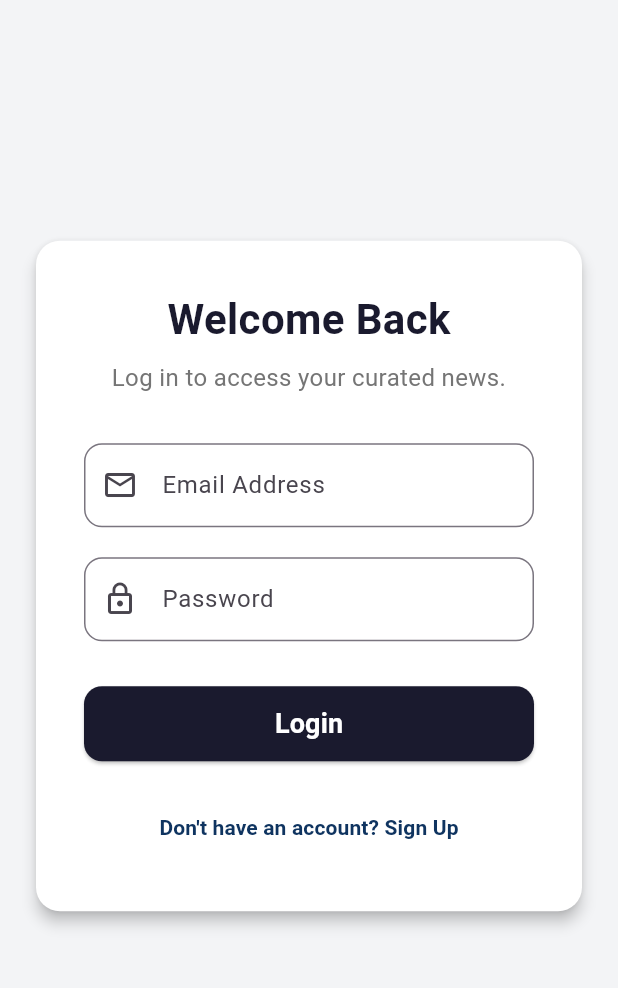
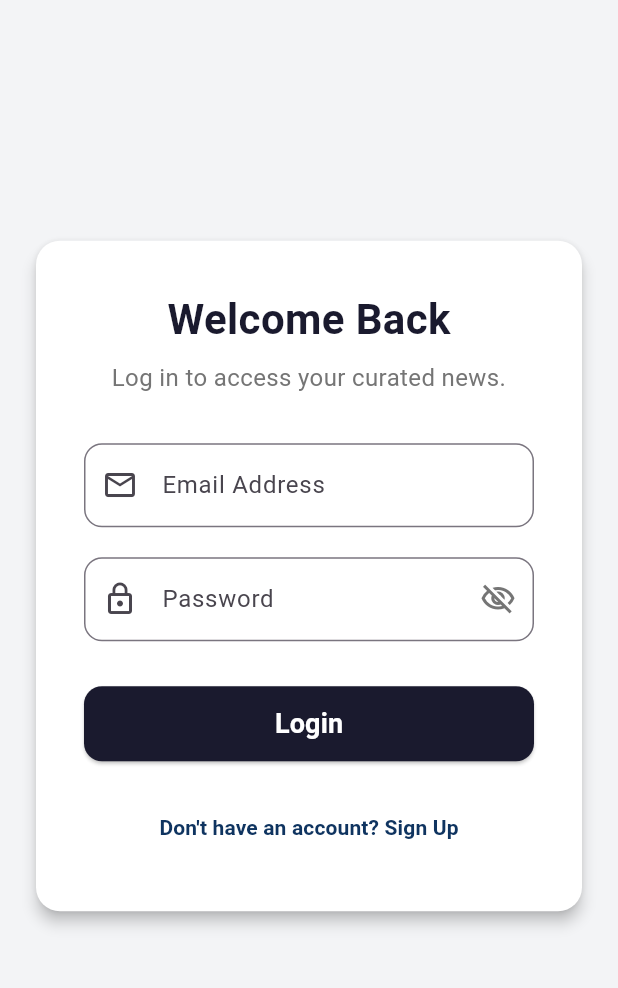
Before and after one commit to Nishiv15/news_feed, a Flutter app: the screen it shows after launch, after a tap on "Login / Signup", on a phone screen of 412 x 824 dp, the part 84-1072 px from its top. Run offline on Flutter 3.47's test engine with Material 3 defaults, Android fonts, the phone set to English and light mode, and no system bars; our stand-ins replace flutter_dotenv, google_generative_ai, supabase_flutter; accounts and stored records are empty.

Commit message:
feat: eye icon in password section (hide/unhide password) implemented in LoginRegister page

```diff
--- a/news_feed/lib/screens/LoginRegisterPage.dart
+++ b/news_feed/lib/screens/LoginRegisterPage.dart
@@ -20,6 +20,7 @@
 
   bool _isLogin = true;
   bool _isLoading = false;
+  bool _obscurePassword = true;
   String _selectedCountry = 'us'; // Default
 
   @override
@@ -208,10 +209,24 @@
 
                       TextFormField(
                         controller: _passwordController,
-                        obscureText: true,
+                        obscureText: _obscurePassword,
                         decoration: InputDecoration(
                           labelText: 'Password',
                           prefixIcon: const Icon(Icons.lock_outline),
+                          suffixIcon: IconButton(
+                            icon: Icon(
+                              _obscurePassword
+                                  ? Icons.visibility_off_outlined
+                                  : Icons.visibility_outlined,
+                              color: Colors.grey[600],
+                            ),
+                            tooltip: _obscurePassword ? 'Show password' : 'Hide password',
+                            onPressed: () {
+                              setState(() {
+                                _obscurePassword = !_obscurePassword;
+                              });
+                            },
+                          ),
                           border: OutlineInputBorder(
                             borderRadius: BorderRadius.circular(12),
                           ),
```
